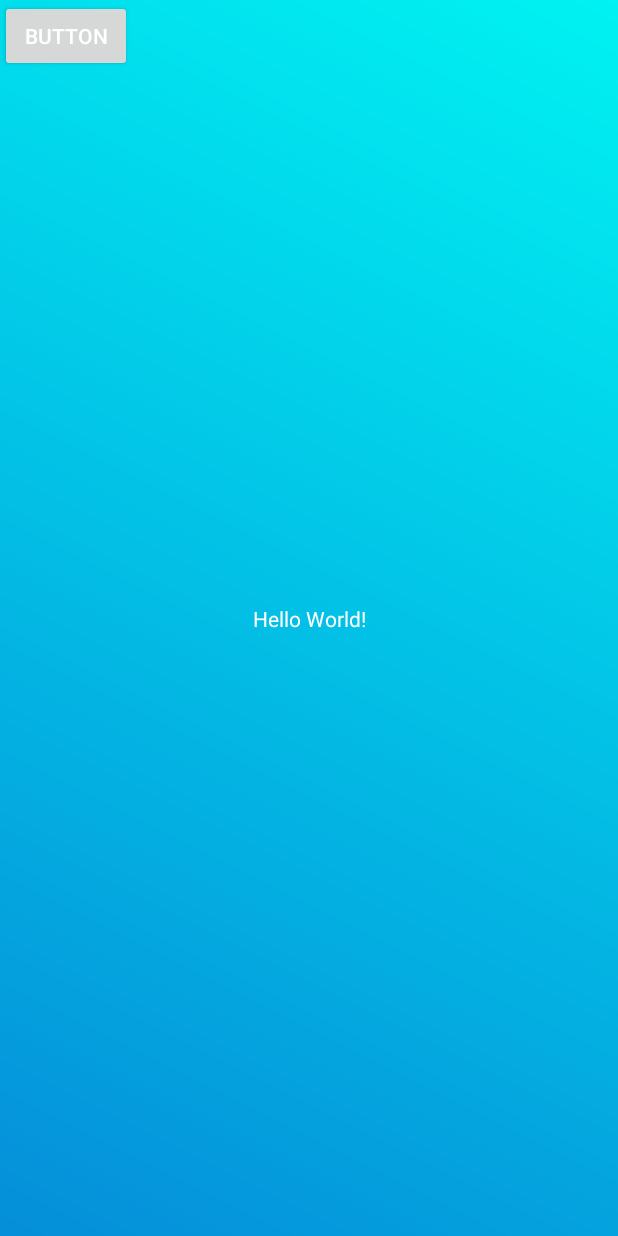
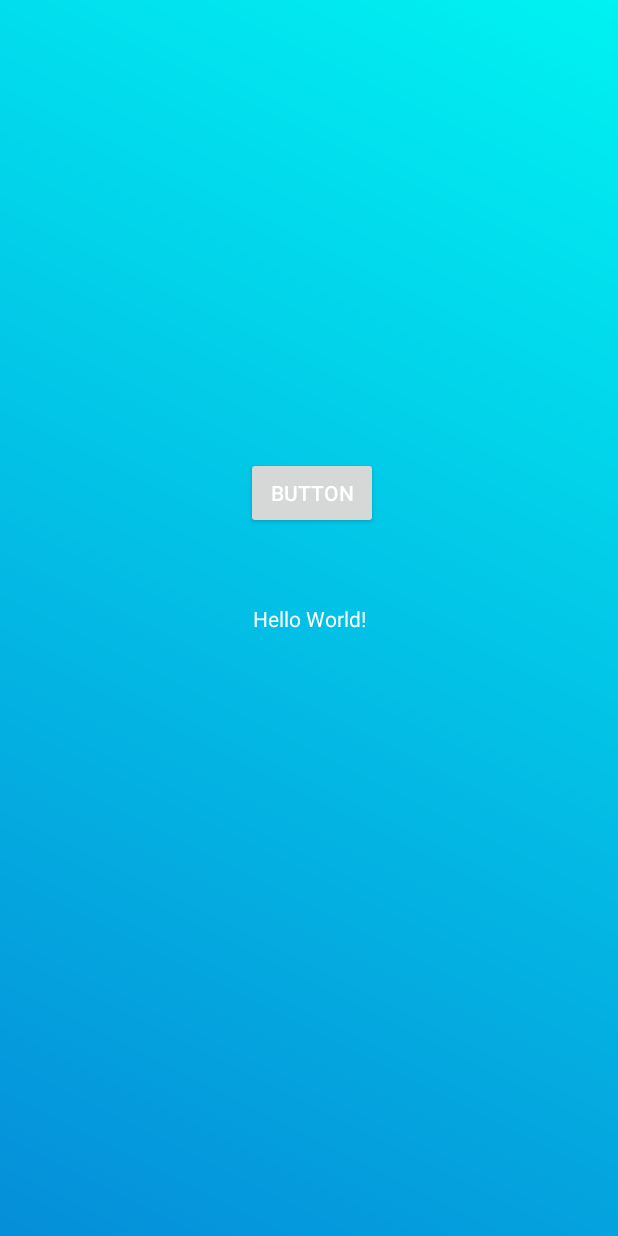
Before and after one commit to Dragris/HealthCared, an Android app: the layout activity_main.xml on its own in the app's theme, with its tools: preview values and no code run, on a phone screen of 412 x 824 dp. Run offline under Robolectric (Android 15) with nearby library versions, the phone set to English and light mode, and no system bars.

Commit message:
First LY06 iteration.

```diff
--- a/app/build.gradle
+++ b/app/build.gradle
@@ -35,4 +35,5 @@ dependencies {
     testImplementation 'junit:junit:4.12'
     androidTestImplementation 'androidx.test.ext:junit:1.1.1'
     androidTestImplementation 'androidx.test.espresso:espresso-core:3.2.0'
+    implementation 'androidx.gridlayout:gridlayout:1.0.0'
 }
--- a/app/src/main/res/layout/activity_main.xml
+++ b/app/src/main/res/layout/activity_main.xml
@@ -8,6 +8,7 @@
     tools:context=".MainActivity">
 
     <TextView
+        android:id="@+id/textView"
         android:layout_width="wrap_content"
         android:layout_height="wrap_content"
         android:text="Hello World!"
@@ -20,8 +21,12 @@
         android:id="@+id/button2"
         android:layout_width="wrap_content"
         android:layout_height="wrap_content"
+        android:layout_marginStart="164dp"
+
+        android:layout_marginBottom="50dp"
+        android:onClick="openTracker"
         android:text="Button"
-        tools:layout_editor_absoluteX="161dp"
-        tools:layout_editor_absoluteY="260dp" />
+        app:layout_constraintBottom_toTopOf="@+id/textView"
+        app:layout_constraintStart_toStartOf="parent" />
 
 </androidx.constraintlayout.widget.ConstraintLayout>
--- a/app/src/main/res/values/colors.xml
+++ b/app/src/main/res/values/colors.xml
@@ -1,5 +1,6 @@
 <?xml version="1.0" encoding="utf-8"?>
 <resources>
+    <!-- Light colors -->
     <color name="colorForeground">#42AEBD</color>
     <color name="colorButtons">#D8C99B</color>
     <color name="colorBackground">#7EBDC3</color>
--- a/app/src/main/res/values/strings.xml
+++ b/app/src/main/res/values/strings.xml
@@ -1,3 +1,4 @@
 <resources>
     <string name="app_name">HealthCared</string>
+    <string name="title_activity_tracker">Tracker</string>
 </resources>
--- a/app/src/main/res/values/styles.xml
+++ b/app/src/main/res/values/styles.xml
@@ -1,19 +1,16 @@
 <resources>
 
     <!-- Base application theme. -->
-    <style name="AppTheme" parent="Theme.AppCompat.Light.DarkActionBar">
+    <style name="AppTheme" parent="Theme.AppCompat.Light.NoActionBar">
+
         <!-- Customize your theme here. -->
-        <!--
-        <item name="colorPrimary">@color/colorPrimary</item>
-        <item name="colorPrimaryDark">@color/colorPrimaryDark</item>
-        <item name="colorAccent">@color/colorAccent</item>
-        -->
         <item name="colorPrimary">@color/colorForeground</item>
         <item name="colorPrimaryDark">@color/colorForeground</item>
         <item name="colorAccent">@android:color/holo_green_light</item>
         <item name="android:colorBackground">@color/colorBackground</item>
         <item name="android:button">@color/colorButtons</item>
         <item name="android:textColor">@color/colorWhite</item>
+
     </style>
 
 </resources>
```
Also changed, not shown: app/src/debug/res/values/google_maps_api.xml (added, +24 -0 lines), app/src/main/AndroidManifest.xml (+23 -0 lines), app/src/main/java/com/example/healthcared/MainActivity.kt (+9 -0 lines), app/src/main/java/com/example/healthcared/Tracker.kt (added, +49 -0 lines), app/src/main/res/layout/activity_tracker.xml (added, +32 -0 lines), gradle/wrapper/gradle-wrapper.properties.
